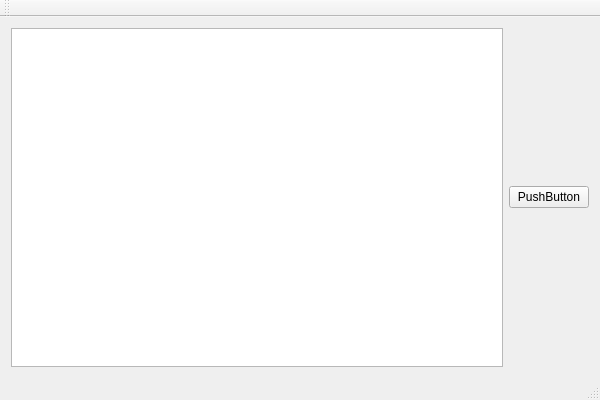
First picture: the form in mainwindow.ui, repository artshmelev/project4term, before the edit.
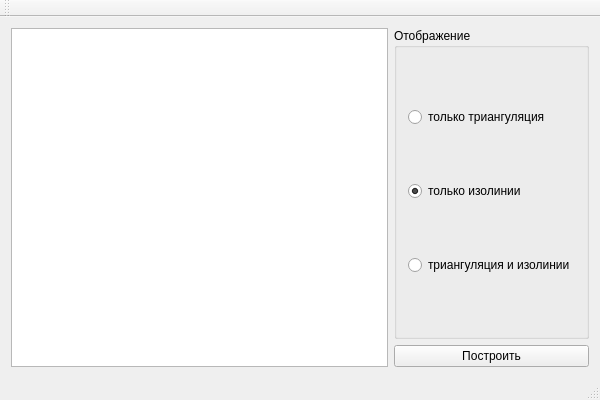
Second picture: the form after the edit.

Commit message: fix bugs with triangulation; add GroupBox

The edit to the form file:
```diff
--- a/mainwindow.ui
+++ b/mainwindow.ui
@@ -19,11 +19,63 @@
      <widget class="QGraphicsView" name="graphicsView"/>
     </item>
     <item>
-     <widget class="QPushButton" name="pushButton">
-      <property name="text">
-       <string>PushButton</string>
+     <layout class="QVBoxLayout" name="verticalLayout">
+      <property name="sizeConstraint">
+       <enum>QLayout::SetFixedSize</enum>
       </property>
-     </widget>
+      <item>
+       <widget class="QGroupBox" name="groupBox">
+        <property name="sizePolicy">
+         <sizepolicy hsizetype="Preferred" vsizetype="Preferred">
+          <horstretch>0</horstretch>
+          <verstretch>0</verstretch>
+         </sizepolicy>
+        </property>
+        <property name="title">
+         <string>Отображение</string>
+        </property>
+        <property name="flat">
+         <bool>false</bool>
+        </property>
+        <property name="checkable">
+         <bool>false</bool>
+        </property>
+        <layout class="QVBoxLayout" name="verticalLayout_2">
+         <item>
+          <widget class="QRadioButton" name="radioButton">
+           <property name="text">
+            <string>только триангуляция</string>
+           </property>
+          </widget>
+         </item>
+         <item>
+          <widget class="QRadioButton" name="radioButton_2">
+           <property name="text">
+            <string>только изолинии</string>
+           </property>
+           <property name="checked">
+            <bool>true</bool>
+           </property>
+          </widget>
+         </item>
+         <item>
+          <widget class="QRadioButton" name="radioButton_3">
+           <property name="text">
+            <string>триангуляция и изолинии</string>
+           </property>
+          </widget>
+         </item>
+        </layout>
+       </widget>
+      </item>
+      <item>
+       <widget class="QPushButton" name="pushButton">
+        <property name="text">
+         <string>Построить</string>
+        </property>
+       </widget>
+      </item>
+     </layout>
     </item>
    </layout>
   </widget>
```
Left out of the diff: 4 changed lines with no effect on the pictures. The commit also changes 3 other files.
